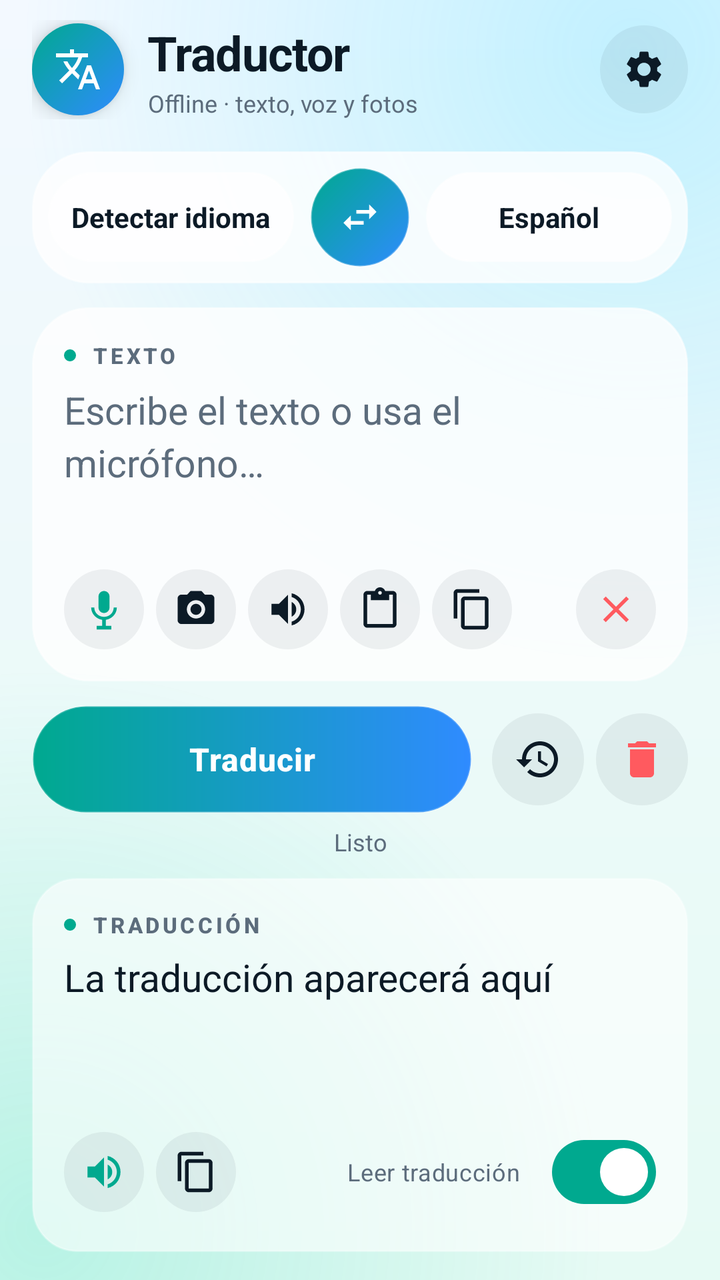
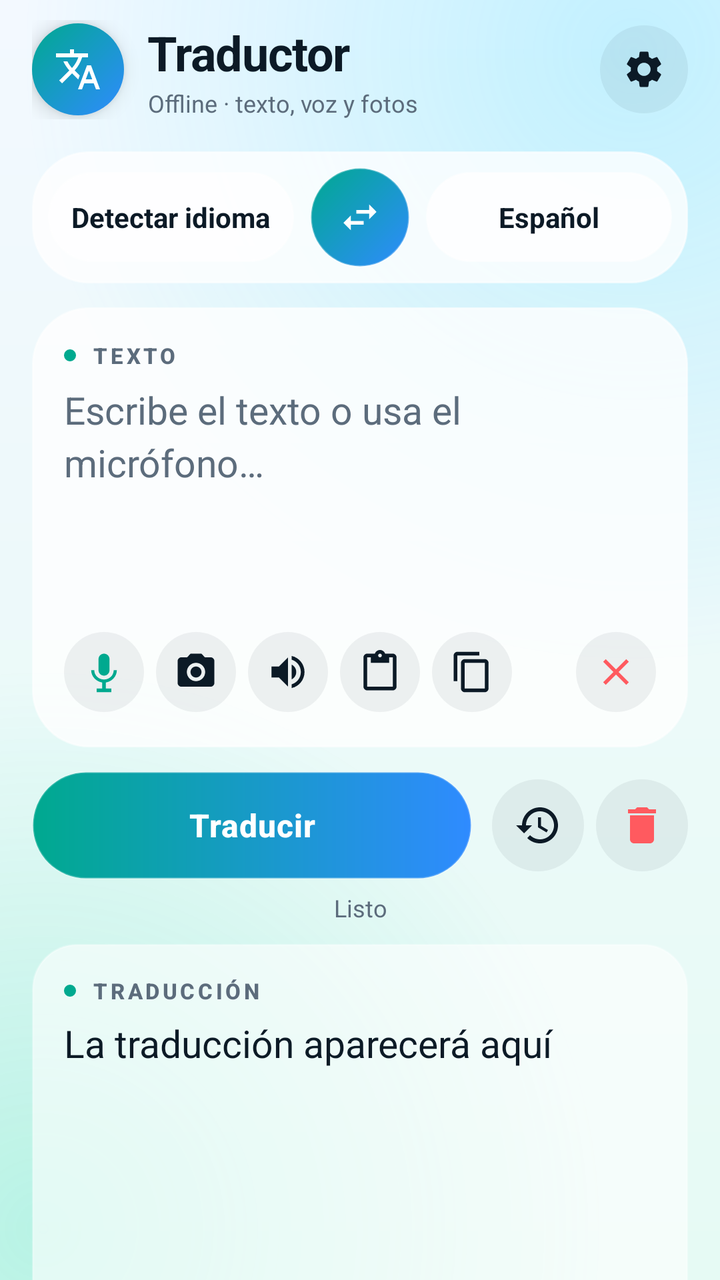

Compare the two renders of this Android layout. The source of the first and the diff that turns it into the second are given below.
<!-- AndroidManifest.xml: application theme Theme.Traductor -->
<!-- res/layout/activity_main.xml -->
<?xml version="1.0" encoding="utf-8"?>
<LinearLayout xmlns:android="http://schemas.android.com/apk/res/android"
    xmlns:app="http://schemas.android.com/apk/res-auto"
    android:layout_width="match_parent"
    android:layout_height="match_parent"
    android:orientation="vertical"
    android:background="@android:color/transparent"
    android:fitsSystemWindows="true"
    android:paddingHorizontal="16dp"
    android:paddingTop="6dp"
    android:paddingBottom="10dp">

    
    <LinearLayout
        android:layout_width="match_parent"
        android:layout_height="wrap_content"
        android:orientation="horizontal"
        android:gravity="center_vertical"
        android:paddingVertical="4dp">

        <FrameLayout
            android:layout_width="46dp"
            android:layout_height="46dp"
            android:background="@drawable/logo_bg"
            android:elevation="6dp">

            <ImageView
                android:layout_width="24dp"
                android:layout_height="24dp"
                android:layout_gravity="center"
                android:contentDescription="@string/app_name"
                android:src="@drawable/ic_translate" />
        </FrameLayout>

        <LinearLayout
            android:layout_width="0dp"
            android:layout_height="wrap_content"
            android:layout_weight="1"
            android:layout_marginStart="12dp"
            android:orientation="vertical">

            <TextView
                android:layout_width="wrap_content"
                android:layout_height="wrap_content"
                android:text="@string/app_name"
                android:textColor="@color/on_panel"
                android:textSize="24sp"
                android:textStyle="bold"
                android:letterSpacing="-0.02" />

            <TextView
                android:layout_width="wrap_content"
                android:layout_height="wrap_content"
                android:layout_marginTop="1dp"
                android:text="@string/tagline"
                android:textColor="@color/muted"
                android:textSize="12sp" />
        </LinearLayout>

        <ImageButton
            android:id="@+id/btnSettings"
            android:layout_width="44dp"
            android:layout_height="44dp"
            android:background="@drawable/icon_btn_bg"
            android:contentDescription="@string/cd_settings"
            android:padding="11dp"
            android:scaleType="fitCenter"
            android:src="@drawable/ic_settings"
            android:tint="@color/on_panel" />
    </LinearLayout>

    
    <LinearLayout
        android:layout_width="match_parent"
        android:layout_height="wrap_content"
        android:layout_marginTop="12dp"
        android:orientation="horizontal"
        android:gravity="center_vertical"
        android:background="@drawable/glass_panel"
        android:padding="8dp">

        <TextView
            android:id="@+id/btnSourceLang"
            android:layout_width="0dp"
            android:layout_height="wrap_content"
            android:layout_weight="1"
            android:background="@drawable/pill_lang"
            android:gravity="center"
            android:paddingHorizontal="8dp"
            android:paddingVertical="13dp"
            android:maxLines="1"
            android:ellipsize="end"
            android:textSize="14sp"
            android:textStyle="bold"
            android:textColor="@color/on_panel"
            android:text="@string/detect_language" />

        <ImageButton
            android:id="@+id/btnSwap"
            android:layout_width="50dp"
            android:layout_height="50dp"
            android:layout_marginHorizontal="8dp"
            android:background="@drawable/btn_swap_circle"
            android:contentDescription="@string/cd_swap"
            android:padding="14dp"
            android:scaleType="fitCenter"
            android:src="@drawable/ic_swap"
            android:tint="#FFFFFFFF" />

        <TextView
            android:id="@+id/btnTargetLang"
            android:layout_width="0dp"
            android:layout_height="wrap_content"
            android:layout_weight="1"
            android:background="@drawable/pill_lang"
            android:gravity="center"
            android:paddingHorizontal="8dp"
            android:paddingVertical="13dp"
            android:maxLines="1"
            android:ellipsize="end"
            android:textSize="14sp"
            android:textStyle="bold"
            android:textColor="@color/on_panel"
            android:text="Español" />
    </LinearLayout>

    
    <LinearLayout
        android:layout_width="match_parent"
        android:layout_height="0dp"
        android:layout_weight="1"
        android:layout_marginTop="12dp"
        android:orientation="vertical"
        android:background="@drawable/glass_panel"
        android:padding="16dp">

        <LinearLayout
            android:layout_width="match_parent"
            android:layout_height="wrap_content"
            android:orientation="horizontal"
            android:gravity="center_vertical">

            <View
                android:layout_width="6dp"
                android:layout_height="6dp"
                android:background="@drawable/dot_accent" />

            <TextView
                android:layout_width="0dp"
                android:layout_height="wrap_content"
                android:layout_weight="1"
                android:layout_marginStart="8dp"
                android:text="@string/input_label"
                android:textAppearance="@style/TextAppearance.Traductor.Label" />

            <TextView
                android:id="@+id/txtCount"
                android:layout_width="wrap_content"
                android:layout_height="wrap_content"
                android:textSize="12sp"
                android:textColor="@color/muted" />
        </LinearLayout>

        <EditText
            android:id="@+id/editInput"
            android:layout_width="match_parent"
            android:layout_height="0dp"
            android:layout_weight="1"
            android:layout_marginTop="6dp"
            android:minHeight="88dp"
            android:background="@null"
            android:gravity="top|start"
            android:hint="@string/input_hint"
            android:textColorHint="@color/muted"
            android:textColor="@color/on_panel"
            android:textSize="19sp"
            android:lineSpacingExtra="4dp"
            android:inputType="textMultiLine|textCapSentences"
            android:imeOptions="actionNone|flagNoExtractUi"
            android:scrollbars="vertical" />

        <LinearLayout
            android:layout_width="match_parent"
            android:layout_height="wrap_content"
            android:orientation="horizontal"
            android:gravity="center_vertical"
            android:layout_marginTop="4dp">

            <ImageButton
                android:id="@+id/btnMic"
                android:layout_width="40dp"
                android:layout_height="40dp"
                android:layout_marginEnd="6dp"
                android:background="@drawable/icon_btn_bg"
                android:contentDescription="@string/cd_mic"
                android:padding="9dp"
                android:scaleType="fitCenter"
                android:src="@drawable/ic_mic"
                android:tint="@color/accent" />

            <ImageButton
                android:id="@+id/btnCamera"
                android:layout_width="40dp"
                android:layout_height="40dp"
                android:layout_marginEnd="6dp"
                android:background="@drawable/icon_btn_bg"
                android:contentDescription="@string/cd_camera"
                android:padding="9dp"
                android:scaleType="fitCenter"
                android:src="@drawable/ic_camera"
                android:tint="@color/on_panel" />

            <ImageButton
                android:id="@+id/btnSpeakInput"
                android:layout_width="40dp"
                android:layout_height="40dp"
                android:layout_marginEnd="6dp"
                android:background="@drawable/icon_btn_bg"
                android:contentDescription="@string/cd_speak"
                android:padding="9dp"
                android:scaleType="fitCenter"
                android:src="@drawable/ic_speaker"
                android:tint="@color/on_panel" />

            <ImageButton
                android:id="@+id/btnPaste"
                android:layout_width="40dp"
                android:layout_height="40dp"
                android:layout_marginEnd="6dp"
                android:background="@drawable/icon_btn_bg"
                android:contentDescription="@string/cd_paste"
                android:padding="9dp"
                android:scaleType="fitCenter"
                android:src="@drawable/ic_paste"
                android:tint="@color/on_panel" />

            <ImageButton
                android:id="@+id/btnCopyInput"
                android:layout_width="40dp"
                android:layout_height="40dp"
                android:layout_marginEnd="6dp"
                android:background="@drawable/icon_btn_bg"
                android:contentDescription="@string/cd_copy"
                android:padding="9dp"
                android:scaleType="fitCenter"
                android:src="@drawable/ic_copy"
                android:tint="@color/on_panel" />

            <View
                android:layout_width="0dp"
                android:layout_height="1dp"
                android:layout_weight="1" />

            <ImageButton
                android:id="@+id/btnClearInput"
                android:layout_width="40dp"
                android:layout_height="40dp"
                android:background="@drawable/icon_btn_bg"
                android:contentDescription="@string/cd_clear"
                android:padding="9dp"
                android:scaleType="fitCenter"
                android:src="@drawable/ic_clear"
                android:tint="@color/danger" />
        </LinearLayout>
    </LinearLayout>

    
    <LinearLayout
        android:layout_width="match_parent"
        android:layout_height="wrap_content"
        android:orientation="horizontal"
        android:gravity="center_vertical"
        android:layout_marginTop="12dp">

        <androidx.appcompat.widget.AppCompatButton
            android:id="@+id/btnTranslate"
            android:layout_width="0dp"
            android:layout_height="54dp"
            android:layout_weight="1"
            android:background="@drawable/btn_primary"
            android:elevation="6dp"
            android:stateListAnimator="@null"
            android:text="@string/translate"
            android:textAllCaps="false"
            android:textColor="#FFFFFFFF"
            android:textSize="16sp"
            android:textStyle="bold"
            android:letterSpacing="0.02" />

        <ProgressBar
            android:id="@+id/progressTranslate"
            style="?android:attr/progressBarStyleSmall"
            android:layout_width="26dp"
            android:layout_height="26dp"
            android:layout_marginStart="10dp"
            android:visibility="gone" />

        <ImageButton
            android:id="@+id/btnHistory"
            android:layout_width="46dp"
            android:layout_height="46dp"
            android:layout_marginStart="10dp"
            android:background="@drawable/icon_btn_bg"
            android:contentDescription="@string/cd_history"
            android:padding="11dp"
            android:scaleType="fitCenter"
            android:src="@drawable/ic_history"
            android:tint="@color/on_panel" />

        <ImageButton
            android:id="@+id/btnClearAll"
            android:layout_width="46dp"
            android:layout_height="46dp"
            android:layout_marginStart="6dp"
            android:background="@drawable/icon_btn_bg"
            android:contentDescription="@string/clear_all"
            android:padding="11dp"
            android:scaleType="fitCenter"
            android:src="@drawable/ic_delete"
            android:tint="@color/danger" />
    </LinearLayout>

    <TextView
        android:id="@+id/txtStatus"
        android:layout_width="match_parent"
        android:layout_height="wrap_content"
        android:layout_marginTop="6dp"
        android:gravity="center"
        android:maxLines="2"
        android:ellipsize="end"
        android:textSize="12sp"
        android:textColor="@color/muted"
        android:text="@string/status_idle" />

    <ProgressBar
        android:id="@+id/progressDownload"
        style="?android:attr/progressBarStyleHorizontal"
        android:layout_width="match_parent"
        android:layout_height="wrap_content"
        android:layout_marginTop="2dp"
        android:max="1000"
        android:progressTint="@color/accent"
        android:visibility="gone" />

    
    <LinearLayout
        android:layout_width="match_parent"
        android:layout_height="0dp"
        android:layout_weight="1"
        android:layout_marginTop="10dp"
        android:layout_marginBottom="4dp"
        android:orientation="vertical"
        android:background="@drawable/glass_panel_soft"
        android:padding="16dp">

        <LinearLayout
            android:layout_width="match_parent"
            android:layout_height="wrap_content"
            android:orientation="horizontal"
            android:gravity="center_vertical">

            <View
                android:layout_width="6dp"
                android:layout_height="6dp"
                android:background="@drawable/dot_accent" />

            <TextView
                android:layout_width="wrap_content"
                android:layout_height="wrap_content"
                android:layout_marginStart="8dp"
                android:text="@string/output_label"
                android:textAppearance="@style/TextAppearance.Traductor.Label" />
        </LinearLayout>

        <ScrollView
            android:layout_width="match_parent"
            android:layout_height="0dp"
            android:layout_weight="1"
            android:layout_marginTop="6dp"
            android:fillViewport="true">

            <TextView
                android:id="@+id/txtOutput"
                android:layout_width="match_parent"
                android:layout_height="wrap_content"
                android:textSize="19sp"
                android:lineSpacingExtra="4dp"
                android:textColor="@color/on_panel"
                android:textIsSelectable="true"
                android:text="@string/output_hint" />
        </ScrollView>

        <LinearLayout
            android:layout_width="match_parent"
            android:layout_height="wrap_content"
            android:orientation="horizontal"
            android:gravity="center_vertical"
            android:layout_marginTop="6dp">

            <ImageButton
                android:id="@+id/btnSpeakOutput"
                android:layout_width="40dp"
                android:layout_height="40dp"
                android:layout_marginEnd="6dp"
                android:background="@drawable/icon_btn_bg"
                android:contentDescription="@string/cd_speak"
                android:padding="9dp"
                android:scaleType="fitCenter"
                android:src="@drawable/ic_speaker"
                android:tint="@color/accent" />

            <ImageButton
                android:id="@+id/btnCopyOutput"
                android:layout_width="40dp"
                android:layout_height="40dp"
                android:background="@drawable/icon_btn_bg"
                android:contentDescription="@string/cd_copy"
                android:padding="9dp"
                android:scaleType="fitCenter"
                android:src="@drawable/ic_copy"
                android:tint="@color/on_panel" />

            <View
                android:layout_width="0dp"
                android:layout_height="1dp"
                android:layout_weight="1" />

            <com.google.android.material.materialswitch.MaterialSwitch
                android:id="@+id/switchAutoTts"
                android:layout_width="wrap_content"
                android:layout_height="wrap_content"
                android:checked="true"
                android:text="@string/auto_tts"
                android:textColor="@color/muted"
                android:textSize="12sp" />
        </LinearLayout>
    </LinearLayout>

</LinearLayout>
<!-- resources referenced by this layout -->
<resources>
  <color name="accent">#FF00A98F</color>
  <color name="danger">#FFFF5A5F</color>
  <color name="muted">#FF5C6C7C</color>
  <color name="on_panel">#FF0C1A26</color>
  <!-- drawable dot_accent (drawable) -->
  <?xml version="1.0" encoding="utf-8"?>
  <shape xmlns:android="http://schemas.android.com/apk/res/android" android:shape="oval">
      <solid android:color="@color/accent" />
  </shape>
  <!-- drawable glass_panel (drawable) -->
  <?xml version="1.0" encoding="utf-8"?>
  <shape xmlns:android="http://schemas.android.com/apk/res/android" android:shape="rectangle">
      <solid android:color="@color/panel" />
      <corners android:radius="28dp" />
      <stroke android:width="1dp" android:color="@color/panel_stroke" />
  </shape>
  <!-- drawable icon_btn_bg (drawable) -->
  <?xml version="1.0" encoding="utf-8"?>
  <ripple xmlns:android="http://schemas.android.com/apk/res/android"
      android:color="@color/accent_soft">
      <item>
          <shape android:shape="oval">
              <solid android:color="@color/icon_btn_bg" />
          </shape>
      </item>
  </ripple>
  <!-- drawable logo_bg (drawable) -->
  <?xml version="1.0" encoding="utf-8"?>
  <shape xmlns:android="http://schemas.android.com/apk/res/android" android:shape="oval">
      <gradient
          android:angle="315"
          android:startColor="@color/accent"
          android:endColor="@color/accent2" />
  </shape>
  <!-- drawable pill_lang (drawable) -->
  <?xml version="1.0" encoding="utf-8"?>
  <shape xmlns:android="http://schemas.android.com/apk/res/android" android:shape="rectangle">
      <solid android:color="@color/pill_bg" />
      <corners android:radius="999dp" />
      <stroke android:width="1dp" android:color="@color/panel_stroke" />
  </shape>
  <string name="app_name">Traductor</string>
  <string name="auto_tts">Leer traducción</string>
  <string name="cd_camera">Foto para traducir (OCR)</string>
  <string name="cd_clear">Limpiar</string>
  <string name="cd_copy">Copiar</string>
  <string name="cd_history">Historial</string>
  <string name="cd_mic">Micrófono</string>
  <string name="cd_paste">Pegar</string>
  <string name="cd_settings">Ajustes</string>
  <string name="cd_speak">Escuchar</string>
  <string name="cd_swap">Intercambiar idiomas</string>
  <string name="clear_all">Limpiar todo</string>
  <string name="detect_language">Detectar idioma</string>
  <string name="input_hint">Escribe el texto o usa el micrófono…</string>
  <string name="input_label">TEXTO</string>
  <string name="output_hint">La traducción aparecerá aquí</string>
  <string name="output_label">TRADUCCIÓN</string>
  <string name="status_idle">Listo</string>
  <string name="tagline">Offline · texto, voz y fotos</string>
  <string name="translate">Traducir</string>
  <style name="TextAppearance.Traductor.Label" parent="TextAppearance.Material3.LabelSmall">
          <item name="android:textColor">@color/muted</item>
          <item name="android:textSize">11sp</item>
          <item name="android:textStyle">bold</item>
          <item name="android:letterSpacing">0.14</item>
      </style>
  <color name="accent2">#FF2F8BFF</color>
  <color name="panel">#C7FFFFFF</color>
  <color name="panel_stroke">#99FFFFFF</color>
  <color name="panel_soft">#99FFFFFF</color>
  <color name="panel_stroke_soft">#4DFFFFFF</color>
  <color name="accent_soft">#1F00A98F</color>
  <color name="icon_btn_bg">#0F0C1A26</color>
  <color name="pill_bg">#CCFFFFFF</color>
  <color name="panel_strong">#F2FFFFFF</color>
  <color name="bg">#FFF2F8FD</color>
  <color name="bg_top">#FFF3F9FF</color>
  <color name="bg_bottom">#FFE6FAF4</color>
  <color name="glow_a">#402FD8FF</color>
  <color name="glow_b">#3300D6A8</color>
  <style name="ShapeAppearance.Traductor.Dialog" parent="">
          <item name="cornerFamily">rounded</item>
          <item name="cornerSize">28dp</item>
      </style>
  <!-- unchanged entries left out for length: 18 -->
</resources>

<!-- the commit's change to res/layout/activity_main.xml (unified diff, before → after) -->
@@ -1,14 +1,21 @@
 <?xml version="1.0" encoding="utf-8"?>
-<LinearLayout xmlns:android="http://schemas.android.com/apk/res/android"
+<ScrollView xmlns:android="http://schemas.android.com/apk/res/android"
     xmlns:app="http://schemas.android.com/apk/res-auto"
     android:layout_width="match_parent"
     android:layout_height="match_parent"
-    android:orientation="vertical"
     android:background="@android:color/transparent"
     android:fitsSystemWindows="true"
-    android:paddingHorizontal="16dp"
-    android:paddingTop="6dp"
-    android:paddingBottom="10dp">
+    android:fillViewport="true"
+    android:clipToPadding="false"
+    android:scrollbars="none">
+
+    <LinearLayout
+        android:layout_width="match_parent"
+        android:layout_height="wrap_content"
+        android:orientation="vertical"
+        android:paddingHorizontal="16dp"
+        android:paddingTop="6dp"
+        android:paddingBottom="10dp">
 
     
     <LinearLayout
@@ -127,8 +134,8 @@
     
     <LinearLayout
         android:layout_width="match_parent"
-        android:layout_height="0dp"
-        android:layout_weight="1"
+        android:layout_height="wrap_content"
+        android:minHeight="220dp"
         android:layout_marginTop="12dp"
         android:orientation="vertical"
         android:background="@drawable/glass_panel"
@@ -164,10 +171,9 @@
         <EditText
             android:id="@+id/editInput"
             android:layout_width="match_parent"
-            android:layout_height="0dp"
-            android:layout_weight="1"
+            android:layout_height="wrap_content"
+            android:minHeight="120dp"
             android:layout_marginTop="6dp"
-            android:minHeight="88dp"
             android:background="@null"
             android:gravity="top|start"
             android:hint="@string/input_hint"
@@ -345,8 +351,9 @@
     
     <LinearLayout
         android:layout_width="match_parent"
-        android:layout_height="0dp"
+        android:layout_height="wrap_content"
         android:layout_weight="1"
+        android:minHeight="220dp"
         android:layout_marginTop="10dp"
         android:layout_marginBottom="4dp"
         android:orientation="vertical"
@@ -372,23 +379,17 @@
                 android:textAppearance="@style/TextAppearance.Traductor.Label" />
         </LinearLayout>
 
-        <ScrollView
-            android:layout_width="match_parent"
-            android:layout_height="0dp"
-            android:layout_weight="1"
+        <TextView
+            android:id="@+id/txtOutput"
+            android:layout_width="match_parent"
+            android:layout_height="wrap_content"
             android:layout_marginTop="6dp"
-            android:fillViewport="true">
-
-            <TextView
-                android:id="@+id/txtOutput"
-                android:layout_width="match_parent"
-                android:layout_height="wrap_content"
-                android:textSize="19sp"
+            android:minHeight="140dp"
+            android:textSize="19sp"
                 android:lineSpacingExtra="4dp"
                 android:textColor="@color/on_panel"
                 android:textIsSelectable="true"
                 android:text="@string/output_hint" />
-        </ScrollView>
 
         <LinearLayout
             android:layout_width="match_parent"
@@ -437,3 +438,4 @@
     </LinearLayout>
 
 </LinearLayout>
+</ScrollView>
